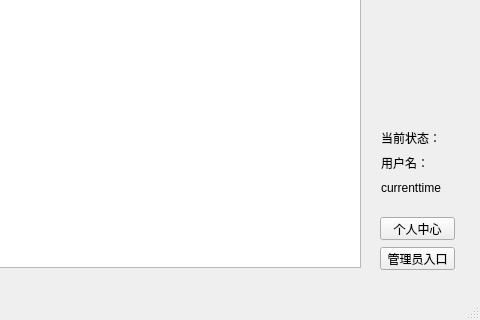
Old version of the form mainwindow.ui in the repository zzx02/BookManagement; both pictures show x 370 to 850 and y 280 to 600 of the 850 by 600 pixel window.
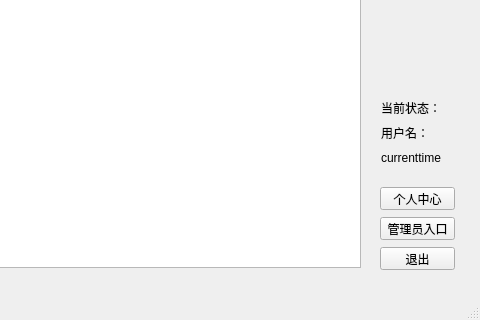
New version of the form.

```diff
--- a/mainwindow.ui
+++ b/mainwindow.ui
@@ -216,7 +216,7 @@
     <property name="geometry">
      <rect>
       <x>750</x>
-      <y>480</y>
+      <y>450</y>
       <width>75</width>
       <height>23</height>
      </rect>
@@ -242,7 +242,7 @@
     <property name="geometry">
      <rect>
       <x>740</x>
-      <y>380</y>
+      <y>350</y>
       <width>101</width>
       <height>91</height>
      </rect>
@@ -275,7 +275,7 @@
     <property name="geometry">
      <rect>
       <x>750</x>
-      <y>510</y>
+      <y>480</y>
       <width>75</width>
       <height>23</height>
      </rect>
@@ -284,6 +284,19 @@
      <string>管理员入口</string>
     </property>
    </widget>
+   <widget class="QPushButton" name="buttonExit">
+    <property name="geometry">
+     <rect>
+      <x>750</x>
+      <y>510</y>
+      <width>75</width>
+      <height>23</height>
+     </rect>
+    </property>
+    <property name="text">
+     <string>退出</string>
+    </property>
+   </widget>
   </widget>
   <widget class="QMenuBar" name="menuBar">
    <property name="geometry">
```
